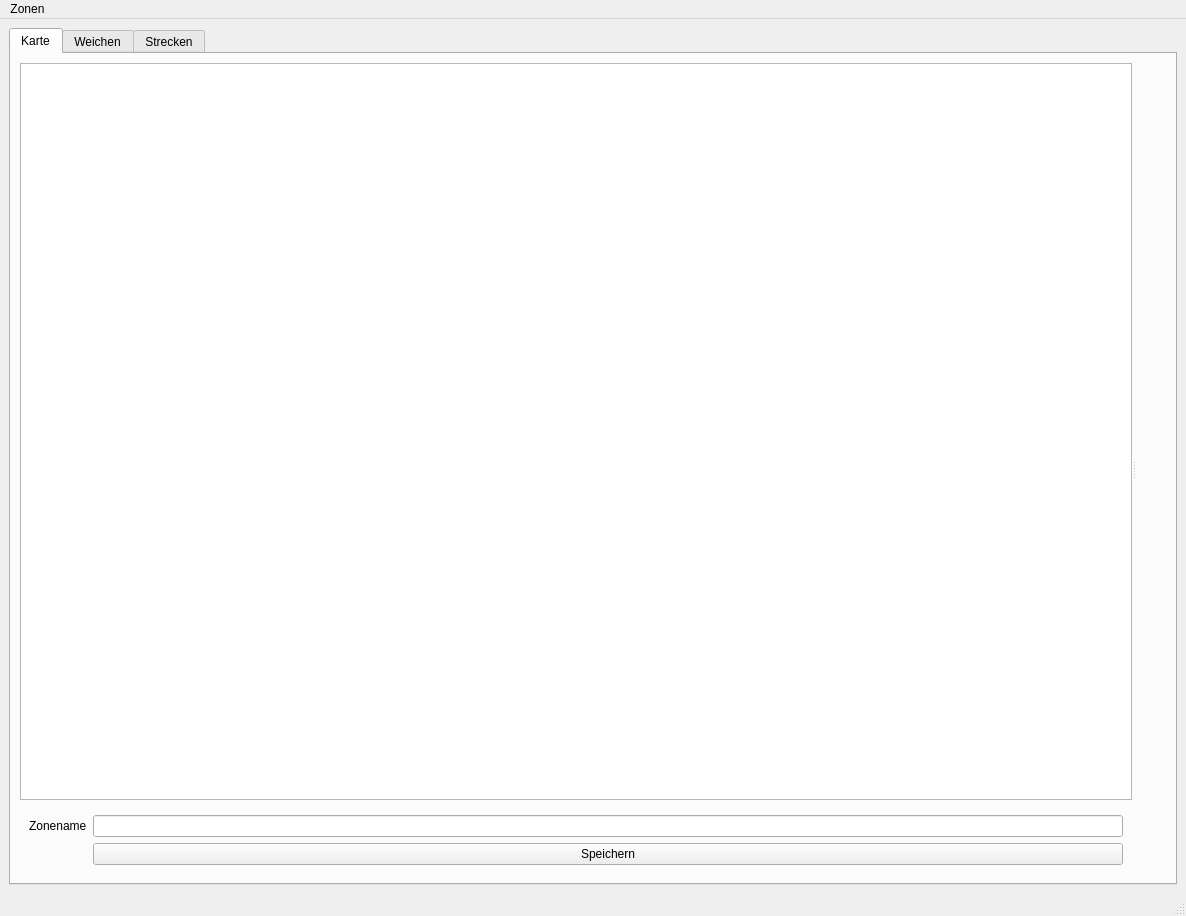
Old version of the form ebl_coords/frontend/ui_files/main_gui.ui in the repository delimarr/ip6_ebl_coords.
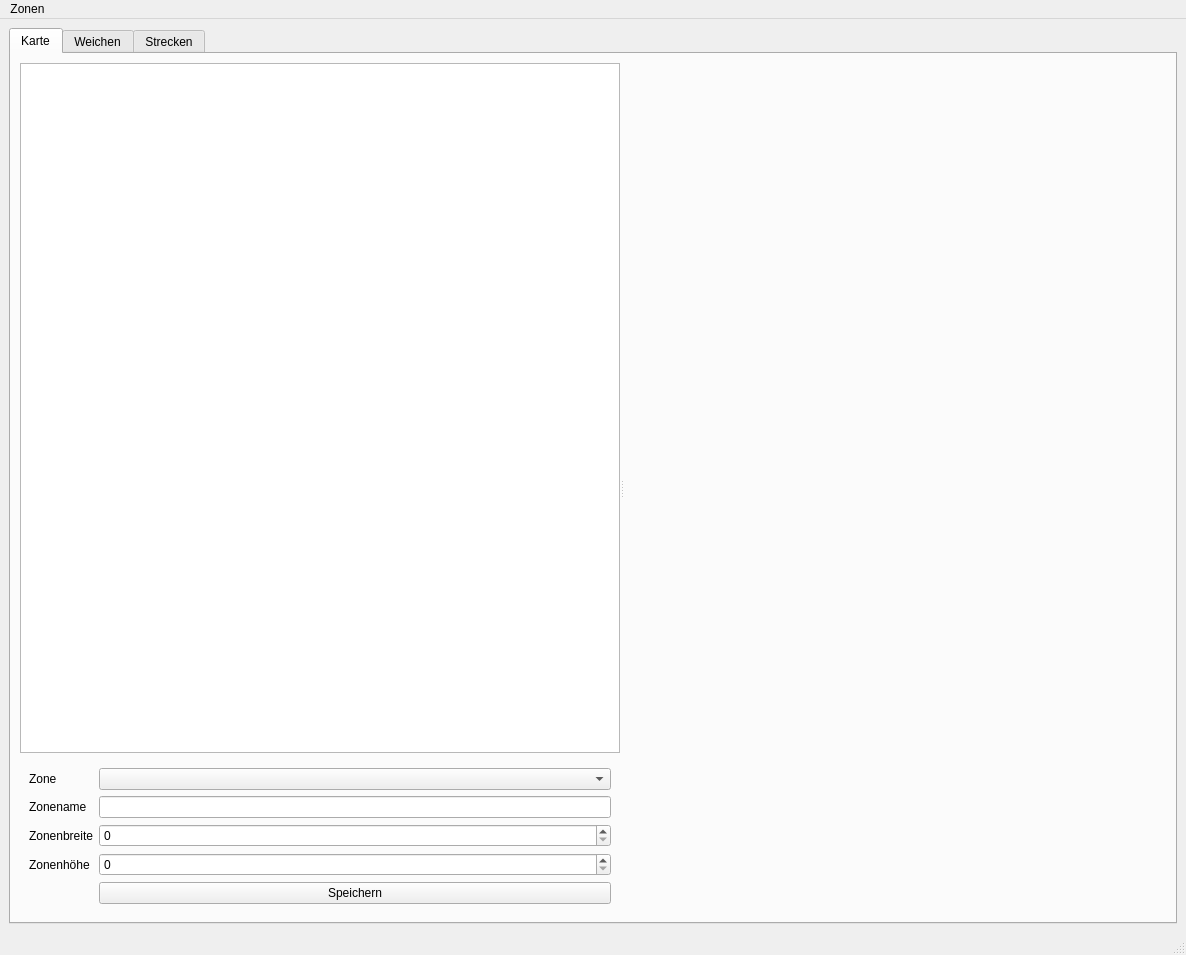
New version of the form.

```diff
--- a/ebl_coords/frontend/ui_files/main_gui.ui
+++ b/ebl_coords/frontend/ui_files/main_gui.ui
@@ -7,7 +7,7 @@
     <x>0</x>
     <y>0</y>
     <width>1186</width>
-    <height>916</height>
+    <height>955</height>
    </rect>
   </property>
   <property name="windowTitle">
@@ -27,10 +27,34 @@
        <layout class="QVBoxLayout" name="verticalLayout_4">
         <item>
          <widget class="QSplitter" name="map_splitter">
+          <property name="sizePolicy">
+           <sizepolicy hsizetype="Preferred" vsizetype="Preferred">
+            <horstretch>0</horstretch>
+            <verstretch>0</verstretch>
+           </sizepolicy>
+          </property>
           <property name="orientation">
            <enum>Qt::Horizontal</enum>
           </property>
           <widget class="QWidget" name="map_left" native="true">
+           <property name="sizePolicy">
+            <sizepolicy hsizetype="MinimumExpanding" vsizetype="Preferred">
+             <horstretch>0</horstretch>
+             <verstretch>0</verstretch>
+            </sizepolicy>
+           </property>
+           <property name="minimumSize">
+            <size>
+             <width>200</width>
+             <height>0</height>
+            </size>
+           </property>
+           <property name="maximumSize">
+            <size>
+             <width>600</width>
+             <height>16777215</height>
+            </size>
+           </property>
            <layout class="QVBoxLayout" name="verticalLayout_5">
             <item>
              <widget class="QListWidget" name="map_weichen_list"/>
@@ -38,23 +62,53 @@
             <item>
              <widget class="QWidget" name="map_left_form" native="true">
               <layout class="QFormLayout" name="formLayout">
-               <item row="1" column="0">
+               <item row="2" column="0">
                 <widget class="QLabel" name="label_5">
                  <property name="text">
                   <string>Zonename</string>
                  </property>
                 </widget>
                </item>
-               <item row="1" column="1">
+               <item row="2" column="1">
                 <widget class="QLineEdit" name="map_zonename_txt"/>
                </item>
-               <item row="2" column="1">
+               <item row="5" column="1">
                 <widget class="QPushButton" name="map_zone_speichern_btn">
                  <property name="text">
                   <string>Speichern</string>
                  </property>
                 </widget>
                </item>
+               <item row="3" column="0">
+                <widget class="QLabel" name="label_6">
+                 <property name="text">
+                  <string>Zonenbreite</string>
+                 </property>
+                </widget>
+               </item>
+               <item row="4" column="0">
+                <widget class="QLabel" name="label_7">
+                 <property name="text">
+                  <string>Zonenhöhe</string>
+                 </property>
+                </widget>
+               </item>
+               <item row="3" column="1">
+                <widget class="QSpinBox" name="map_zone_width"/>
+               </item>
+               <item row="4" column="1">
+                <widget class="QSpinBox" name="map_zone_height"/>
+               </item>
+               <item row="1" column="0">
+                <widget class="QLabel" name="label_8">
+                 <property name="text">
+                  <string>Zone</string>
+                 </property>
+                </widget>
+               </item>
+               <item row="1" column="1">
+                <widget class="QComboBox" name="map_zone_select_combo_box"/>
+               </item>
               </layout>
              </widget>
             </item>
```
Left out of the diff: 32 changed lines with no effect on the pictures.
